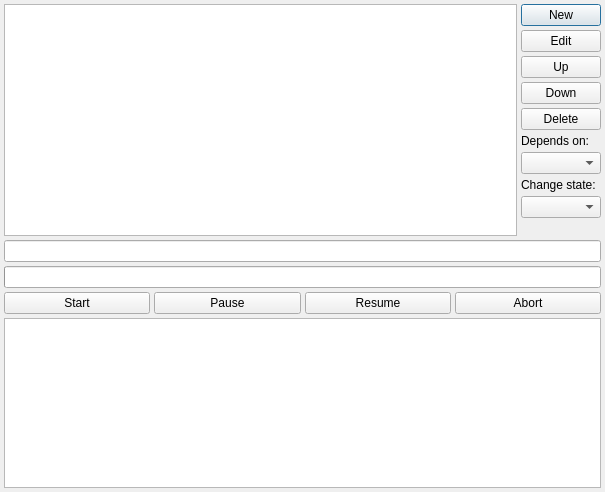
This is src/jobs/jobs_dialog.ui in YomikoR/VapourSynth-Editor as Qt 5 draws it before an edit. The edited form follows.
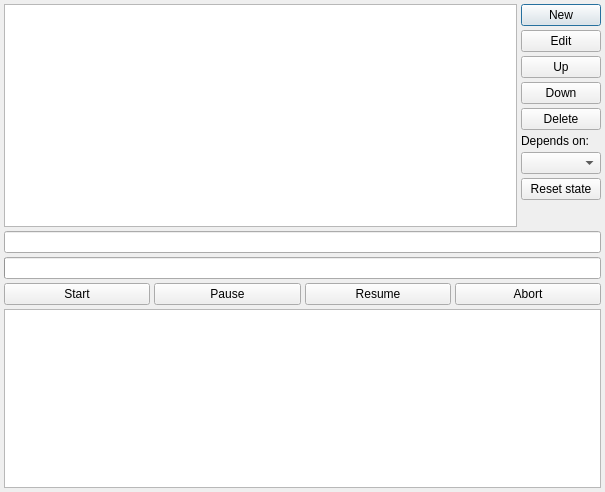
This is the edited form. Icons and pictures are not drawn. Custom widgets are drawn as their Qt base class.

```diff
--- a/src/jobs/jobs_dialog.ui
+++ b/src/jobs/jobs_dialog.ui
@@ -92,15 +92,12 @@
         <widget class="QComboBox" name="JobDependsOnComboBox"/>
        </item>
        <item>
-        <widget class="QLabel" name="label_2">
+        <widget class="QPushButton" name="jobResetStateButton">
          <property name="text">
-          <string>Change state:</string>
+          <string>Reset state</string>
          </property>
         </widget>
        </item>
-       <item>
-        <widget class="QComboBox" name="jobStateComboBox"/>
-       </item>
        <item>
         <spacer name="verticalSpacer">
          <property name="orientation">
```
Left out of the diff: 11 changed lines with no effect on the pictures.
